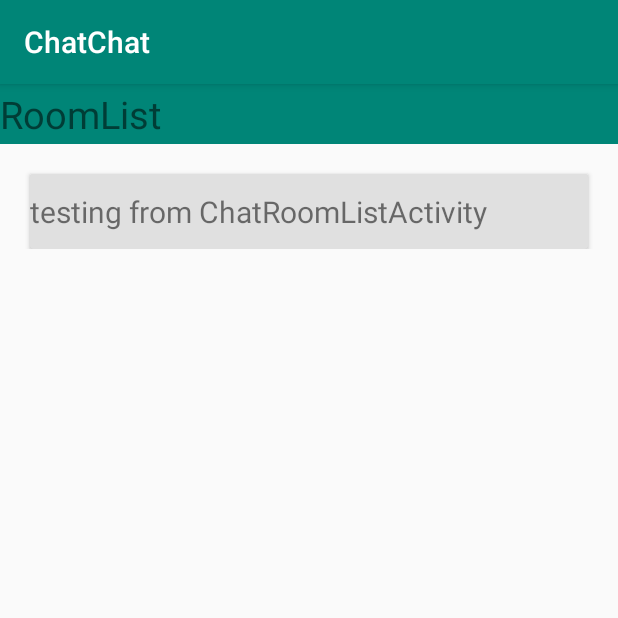
After one commit to gongzhenmu/ChatChat, an Android app: the ChatroomListActivity screen opened directly, with no data from a screen before it, on a phone screen of 412 x 824 dp, the top half of it. The commit adds this screen. Run offline under Robolectric (Android 15) with nearby library versions, the phone set to English and light mode, and no system bars; our stand-ins replace Firebase (no records; nobody signed in at launch, a user with empty details on screens opened directly).

Commit message:
Browse through chatroom implemented

```diff
--- a/ChatChat/app/build.gradle
+++ b/ChatChat/app/build.gradle
@@ -30,5 +30,7 @@ dependencies {
     androidTestImplementation 'androidx.test.espresso:espresso-core:3.1.1'
     implementation 'androidx.recyclerview:recyclerview:1.0.0'
     implementation 'androidx.cardview:cardview:1.0.0'
+
+
 }
 apply plugin: 'com.google.gms.google-services'  // Google Play services Gradle plugin
--- a/ChatChat/app/src/main/java/Adapter/ChatRoomListAdapter.java
+++ b/ChatChat/app/src/main/java/Adapter/ChatRoomListAdapter.java
@@ -1,17 +1,15 @@
 package Adapter;
 
 import android.content.Context;
-import android.view.ContextMenu;
+import android.util.Log;
 import android.view.LayoutInflater;
 import android.view.View;
 import android.view.ViewGroup;
 import android.widget.TextView;
 import android.widget.Toast;
 
-import com.example.chatchat.CategoryActivity;
 import com.example.chatchat.R;
 
-import java.lang.reflect.Array;
 import java.util.ArrayList;
 
 import androidx.annotation.NonNull;
@@ -33,9 +31,11 @@ public class ChatRoomListAdapter extends RecyclerView.Adapter<ChatRoomListAdapte
     @NonNull
     @Override
     public ChatroomHolder onCreateViewHolder(@NonNull ViewGroup parent, int viewType) {
+        Log.d("Adapter", "onCreated: called");
         View v = LayoutInflater.from(parent.getContext()).inflate(R.layout.cardview_chatroom, parent, false);
         ChatroomHolder chatroomHolder = new ChatroomHolder(v);
         return chatroomHolder;
+
     }
 
     @Override
@@ -51,11 +51,18 @@ public class ChatRoomListAdapter extends RecyclerView.Adapter<ChatRoomListAdapte
         });
     }
 
+    @Override
+    public void onAttachedToRecyclerView(RecyclerView recyclerView)
+    {
+        super.onAttachedToRecyclerView(recyclerView);
+    }
+
+
 
 
     @Override
     public int getItemCount() {
-        return 0;
+        return chatrooms.size();
     }
 
     public static class ChatroomHolder extends RecyclerView.ViewHolder
--- /dev/null
+++ b/ChatChat/app/src/main/java/com/example/chatchat/ChatroomListActivity.java
@@ -0,0 +1,85 @@
+package com.example.chatchat;
+
+import Adapter.ChatRoomListAdapter;
+import androidx.annotation.NonNull;
+import androidx.appcompat.app.AppCompatActivity;
+
+import androidx.recyclerview.widget.LinearLayoutManager;
+import androidx.recyclerview.widget.RecyclerView;
+import model.Chatroom;
+
+import android.os.Bundle;
+import android.util.Log;
+import android.widget.LinearLayout;
+
+import com.google.android.gms.tasks.OnCompleteListener;
+import com.google.android.gms.tasks.Task;
+import com.google.firebase.firestore.FirebaseFirestore;
+import com.google.firebase.firestore.Query;
+import com.google.firebase.firestore.QueryDocumentSnapshot;
+import com.google.firebase.firestore.QuerySnapshot;
+
+import java.util.ArrayList;
+
+public class ChatroomListActivity extends AppCompatActivity {
+
+    private FirebaseFirestore db;
+    private RecyclerView rv;
+    private ChatRoomListAdapter adapter;
+    private ArrayList<Chatroom> chatrooms;
+    private String category;
+
+    @Override
+    protected void onCreate(Bundle savedInstanceState) {
+        super.onCreate(savedInstanceState);
+        setContentView(R.layout.activity_chatroom_list);
+        rv = (RecyclerView)findViewById(R.id.activity_chatroom_list_recyclerview);
+        LinearLayoutManager llm = new LinearLayoutManager(ChatroomListActivity.this);
+        rv.setLayoutManager(llm);
+
+        db = FirebaseFirestore.getInstance();
+        category = getIntent().getStringExtra("category");
+        chatrooms = new ArrayList<>();
+        Chatroom test = new Chatroom("testing from ChatRoomListActivity", "Sports", "Shikang", "19/09/19");
+        chatrooms.add(test);
+        adapter = new ChatRoomListAdapter(chatrooms, ChatroomListActivity.this);
+        rv.setAdapter(adapter);
+
+        Query chatroomQuery = db.collection("Chatroom").whereEqualTo("category", category);
+        Log.d("ChatroomList", "getting query from db");
+        chatroomQuery.get().addOnCompleteListener(new OnCompleteListener<QuerySnapshot>() {
+            @Override
+            public void onComplete(@NonNull Task<QuerySnapshot> task) {
+                if(task.isSuccessful())
+                {
+                    Log.d("ChatroomList", "getting rooms from db");
+
+                    for(QueryDocumentSnapshot chatroomDoc : task.getResult())
+                    {
+                        Log.d("ChatroomList", "getting single room attributes from db");
+                        String category = (String)chatroomDoc.getData().get(Chatroom.CATEGORY);
+                        String chatName = (String)chatroomDoc.getData().get(Chatroom.CHAT_NAME);
+                        String description = (String)chatroomDoc.getData().get(Chatroom.DESCRIPTION);
+                        String likes = (String)chatroomDoc.getData().get(Chatroom.LIKES);
+                        String creater_name = (String)chatroomDoc.getData().get(Chatroom.CREATER);
+                        String date = (String)chatroomDoc.getData().get(Chatroom.DATE);
+
+                        Chatroom tempChat = new Chatroom(chatName, category, creater_name, date);
+                        tempChat.setLikes(likes);
+                        tempChat.setDate(description);
+                        chatrooms.add(tempChat);
+                        adapter.notifyDataSetChanged();
+                    }
+                }
+                else
+                {
+                    Log.d("ChatroomList", "No room found");
+                }
+                adapter.notifyDataSetChanged();
+            }
+        });
+
+        adapter.notifyDataSetChanged();
+        Log.d("ChatroomList", "number of rooms getting from db is " + chatrooms.size());
+    }
+}
--- /dev/null
+++ b/ChatChat/app/src/main/res/layout/activity_chatroom_list.xml
@@ -0,0 +1,27 @@
+<?xml version="1.0" encoding="utf-8"?>
+<LinearLayout xmlns:android="http://schemas.android.com/apk/res/android"
+    xmlns:app="http://schemas.android.com/apk/res-auto"
+    xmlns:tools="http://schemas.android.com/tools"
+    android:layout_width="match_parent"
+    android:layout_height="match_parent"
+    android:orientation="vertical"
+    tools:context=".ChatroomListActivity">
+
+    <TextView
+        android:id="@+id/activity_chatroom_roomlist_tag"
+        android:layout_width="match_parent"
+        android:layout_height="40dp"
+        android:text="RoomList"
+        android:gravity="center_vertical"
+        android:textSize="25sp"
+        android:background="@color/colorPrimary"
+        />
+
+    <androidx.recyclerview.widget.RecyclerView
+        android:id="@+id/activity_chatroom_list_recyclerview"
+        android:layout_width="match_parent"
+        android:layout_height="wrap_content"
+        android:clipToPadding="false"
+    />
+
+</LinearLayout>
--- a/ChatChat/app/src/main/res/layout/activity_roomlists.xml
+++ b/ChatChat/app/src/main/res/layout/activity_roomlists.xml
@@ -4,7 +4,7 @@
     android:layout_height="match_parent">
 
     <androidx.recyclerview.widget.RecyclerView
-        android:id="@+id/roomlists_recyclerview"
+        android:id="@+id/activity_chatroom_list_recyclerview"
         android:layout_width="match_parent"
         android:layout_height="match_parent" />
 </LinearLayout>
--- a/ChatChat/app/src/main/res/layout/cardview_chatroom.xml
+++ b/ChatChat/app/src/main/res/layout/cardview_chatroom.xml
@@ -18,7 +18,7 @@
         android:layout_width="match_parent"
         android:layout_height="match_parent"
         android:layout_gravity="center_vertical"
-        android:background="@color/cardview_shadow_start_color"
+        android:background="@color/common_google_signin_btn_text_light_disabled"
         android:text="test"
         android:gravity="center_vertical"
         android:textSize="20sp"
```
Also changed, not shown: ChatChat/app/src/main/AndroidManifest.xml (+4 -3 lines), ChatChat/app/src/main/java/com/example/chatchat/CategoryActivity.java (deleted, +0 -82 lines), ChatChat/app/src/main/java/com/example/chatchat/ExploreActivity.java (added, +155 -0 lines), ChatChat/app/src/main/java/com/example/chatchat/MainPageActivity.java (+1 -14 lines), ChatChat/app/src/main/java/model/Chatroom.java (+18 -0 lines), ChatChat/app/src/main/res/layout/activity_explore.xml (renamed from ChatChat/app/src/main/res/layout/activity_category.xml, +9 -9 lines).
